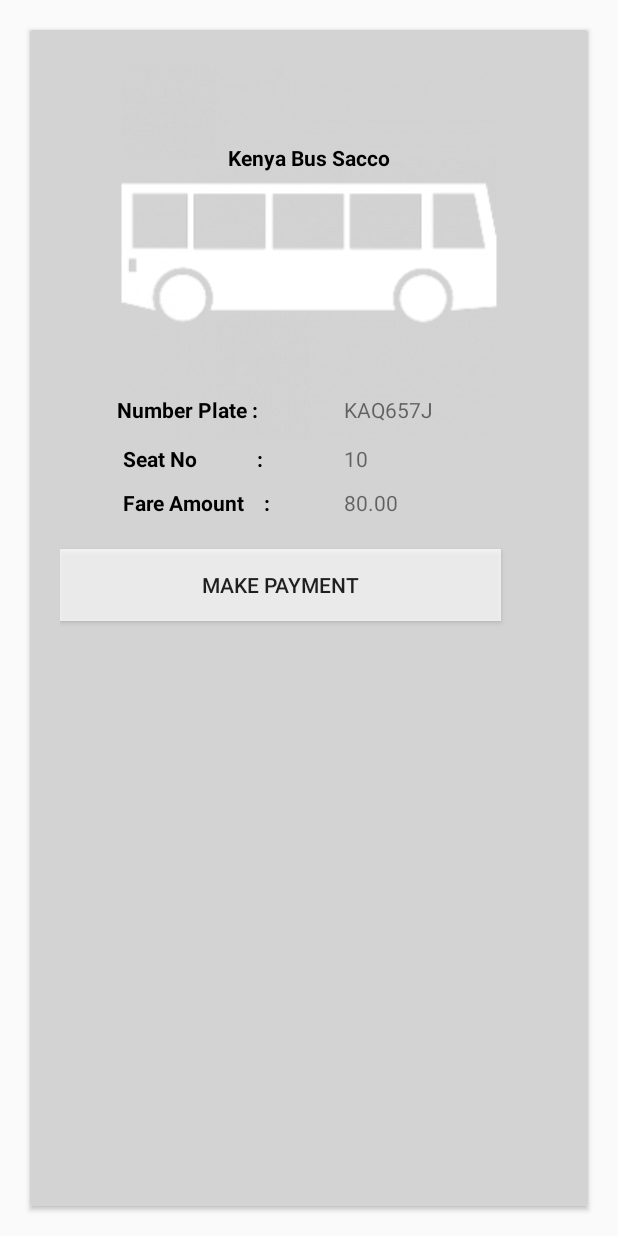
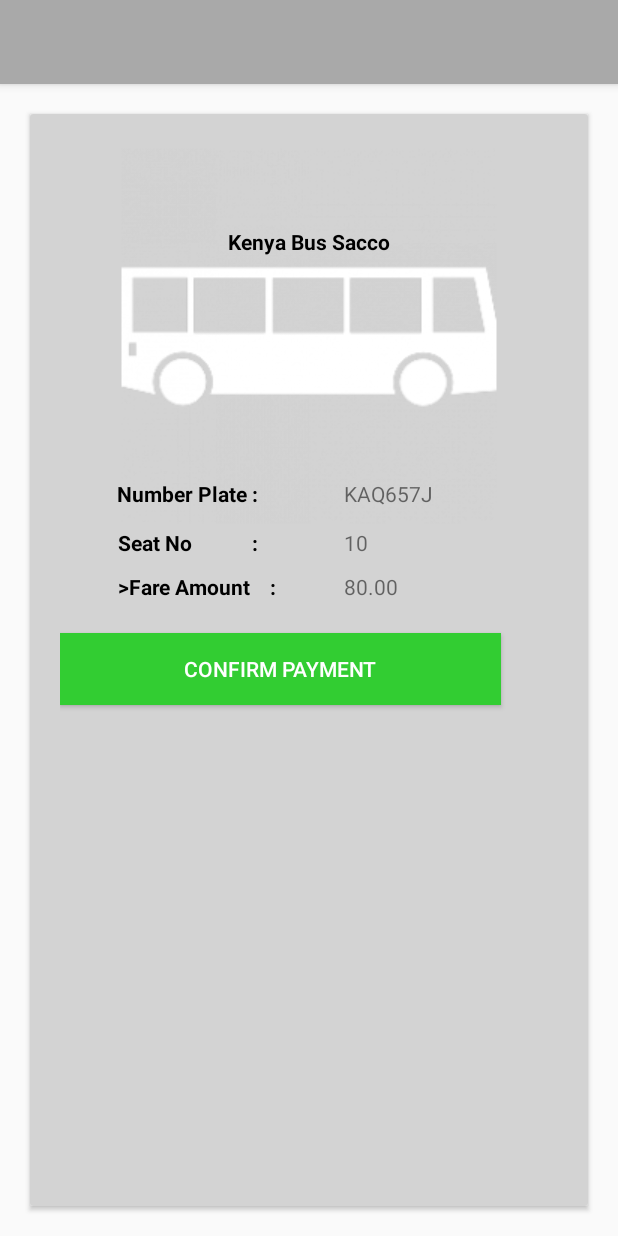
Before and after one commit to MavsPeterKE/SBP-App, an Android app: the screen it shows after launch (MainActivity), after a tap on "Recent Payment", on a phone screen of 412 x 824 dp. Run offline under Robolectric (Android 15) with nearby library versions, the phone set to English and light mode, and no system bars; 1 other tap on this screen came first.

Commit message:
UI Modified

```diff
--- a/app/src/main/java/com/example/peter/smartfarepayer/PayLaunchActivity.java
+++ b/app/src/main/java/com/example/peter/smartfarepayer/PayLaunchActivity.java
@@ -22,7 +22,7 @@ public class PayLaunchActivity extends AppCompatActivity
         super.onCreate(savedInstanceState);
         setContentView(R.layout.activity_pay_launch);
         Toolbar toolbar = (Toolbar) findViewById(R.id.toolbar);
-        //setSupportActionBar(toolbar);
+        setSupportActionBar(toolbar);
 
 
         DrawerLayout drawer = (DrawerLayout) findViewById(R.id.drawer_layout);
--- a/app/src/main/res/layout/bus_details_confirmation.xml
+++ b/app/src/main/res/layout/bus_details_confirmation.xml
@@ -2,7 +2,21 @@
 <LinearLayout xmlns:android="http://schemas.android.com/apk/res/android"
     xmlns:app="http://schemas.android.com/apk/res-auto"
     android:layout_width="match_parent"
+    android:orientation="vertical"
     android:layout_height="match_parent">
+    <android.support.design.widget.AppBarLayout
+        android:layout_width="match_parent"
+        android:layout_height="wrap_content"
+        android:theme="@style/AppTheme.AppBarOverlay">
+
+        <android.support.v7.widget.Toolbar
+            android:id="@+id/toolbar"
+            android:layout_width="match_parent"
+            android:layout_height="?attr/actionBarSize"
+            android:background="?attr/colorPrimary"
+            app:popupTheme="@style/AppTheme.PopupOverlay" />
+
+    </android.support.design.widget.AppBarLayout>
 
     <android.support.v7.widget.CardView
         android:layout_width="match_parent"
@@ -32,7 +46,7 @@
                 android:layout_alignLeft="@+id/imageView3"
                 android:layout_alignStart="@+id/imageView3"
                 android:layout_marginBottom="13dp"
-                android:text="Number Plate : "
+                android:text="@string/number_plate_header"
                 android:textColor="#000"
                 android:textStyle="bold" />
 
@@ -55,7 +69,7 @@
                 android:layout_alignStart="@+id/textView4"
                 android:layout_below="@+id/textView4"
                 android:layout_marginTop="10dp"
-                android:text="Fare Amount    :"
+                android:text=">Fare Amount    :"
                 android:textColor="#000"
                 android:textStyle="bold" />
 
@@ -69,7 +83,7 @@
                 android:layout_alignRight="@+id/imageView3"
                 android:layout_marginEnd="45dp"
                 android:layout_marginRight="45dp"
-                android:text="KAQ657J" />
+                android:text="@string/numberplate_value" />
 
             <TextView
                 android:id="@+id/seatNo"
@@ -97,9 +111,10 @@
                 android:layout_alignRight="@+id/imageView3"
                 android:layout_below="@+id/textView5"
                 android:layout_marginTop="21dp"
-                android:background="@color/white_transluscent"
+                android:textColor="@color/white"
+                android:background="@color/lime_green"
                 android:gravity="center_horizontal|center_vertical"
-                android:text="Make Payment" />
+                android:text="@string/confirm_Payment" />
 
             <TextView
                 android:id="@+id/textView9"
--- a/app/src/main/res/values/colors.xml
+++ b/app/src/main/res/values/colors.xml
@@ -63,7 +63,7 @@
     <color name="warning_stroke_color">#F8BB86</color>
 
     <color name="badgeShapeColor">#ff444444</color>
-    <color name="badgeTextColor">#ffffffff</color>
+    <color name="white">#ffffff</color>
     <color name="white_transluscent">#bbffffff</color>
     <color name="light_grey">#ededed</color>
 </resources>
--- a/app/src/main/res/values/strings.xml
+++ b/app/src/main/res/values/strings.xml
@@ -6,4 +6,9 @@
     <string name="navigation_drawer_close">Close navigation drawer</string>
 
     <string name="action_settings">Settings</string>
+    <string name="confirm_Payment">Confirm Payment</string>
+    <string name="number_plate_header">Number Plate :</string>
+    <string name="numberplate_value">KAQ657J</string>
+    <string name="seat_lable">Seat No            :</string>
+    <string name="fare_lable">Fare Amount    :</string>
 </resources>
```
